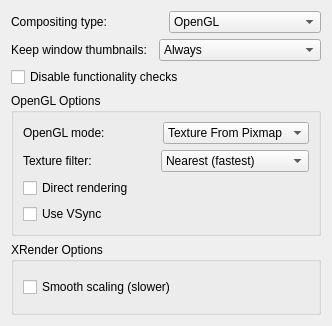
Old version of the form kcmkwin/kwincompositing/advanced.ui in the repository KDE/kwin.
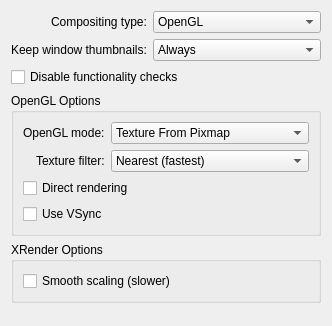
New version of the form.

What changed in the file:
```diff
--- a/kcmkwin/kwincompositing/advanced.ui
+++ b/kcmkwin/kwincompositing/advanced.ui
@@ -11,15 +11,21 @@
   </property>
   <layout class="QVBoxLayout" name="verticalLayout" >
    <item>
-    <layout class="QHBoxLayout" >
-     <item>
+    <layout class="QFormLayout" name="formLayout" >
+     <property name="fieldGrowthPolicy" >
+      <enum>QFormLayout::AllNonFixedFieldsGrow</enum>
+     </property>
+     <property name="labelAlignment" >
+      <set>Qt::AlignRight|Qt::AlignTrailing|Qt::AlignVCenter</set>
+     </property>
+     <item row="0" column="0" >
       <widget class="QLabel" name="label_2" >
        <property name="text" >
         <string>Compositing type:</string>
        </property>
       </widget>
      </item>
-     <item>
+     <item row="0" column="1" >
       <widget class="QComboBox" name="compositingType" >
        <item>
         <property name="text" >
@@ -33,18 +39,14 @@
        </item>
       </widget>
      </item>
-    </layout>
-   </item>
-   <item>
-    <layout class="QHBoxLayout" name="horizontalLayout" >
-     <item>
+     <item row="1" column="0" >
       <widget class="QLabel" name="label_4" >
        <property name="text" >
         <string>Keep window thumbnails:</string>
        </property>
       </widget>
      </item>
-     <item>
+     <item row="1" column="1" >
       <widget class="QComboBox" name="windowThumbnails" >
        <item>
         <property name="text" >
@@ -83,15 +85,18 @@
      </property>
      <layout class="QVBoxLayout" >
       <item>
-       <layout class="QHBoxLayout" >
-        <item>
+       <layout class="QFormLayout" name="formLayout_2" >
+        <property name="labelAlignment" >
+         <set>Qt::AlignRight|Qt::AlignTrailing|Qt::AlignVCenter</set>
+        </property>
+        <item row="0" column="0" >
          <widget class="QLabel" name="label" >
           <property name="text" >
            <string>OpenGL mode:</string>
           </property>
          </widget>
         </item>
-        <item>
+        <item row="0" column="1" >
          <widget class="QComboBox" name="glMode" >
           <item>
            <property name="text" >
@@ -110,18 +115,14 @@
           </item>
          </widget>
         </item>
-       </layout>
-      </item>
-      <item>
-       <layout class="QHBoxLayout" >
-        <item>
+        <item row="1" column="0" >
          <widget class="QLabel" name="label_3" >
           <property name="text" >
            <string>Texture filter:</string>
           </property>
          </widget>
         </item>
-        <item>
+        <item row="1" column="1" >
          <widget class="QComboBox" name="glTextureFilter" >
           <item>
            <property name="text" >
@@ -175,6 +176,19 @@
      </layout>
     </widget>
    </item>
+   <item>
+    <spacer name="verticalSpacer" >
+     <property name="orientation" >
+      <enum>Qt::Vertical</enum>
+     </property>
+     <property name="sizeHint" stdset="0" >
+      <size>
+       <width>20</width>
+       <height>0</height>
+      </size>
+     </property>
+    </spacer>
+   </item>
   </layout>
  </widget>
  <tabstops>
```
Left out of the diff: 21 changed lines with no effect on the pictures.
